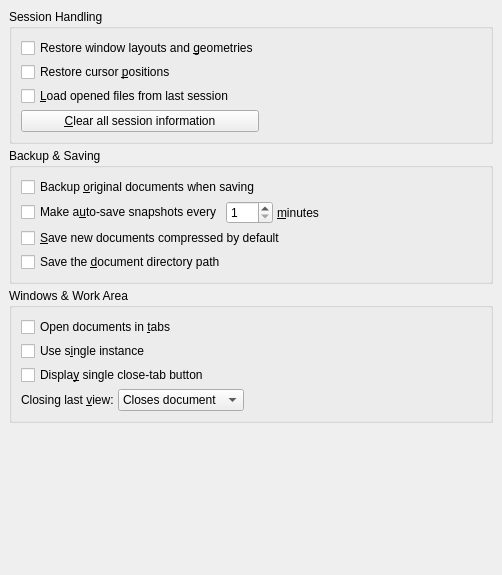
Old version of the form src/frontends/qt/ui/PrefDocHandlingUi.ui in the repository cburschka/lyx.
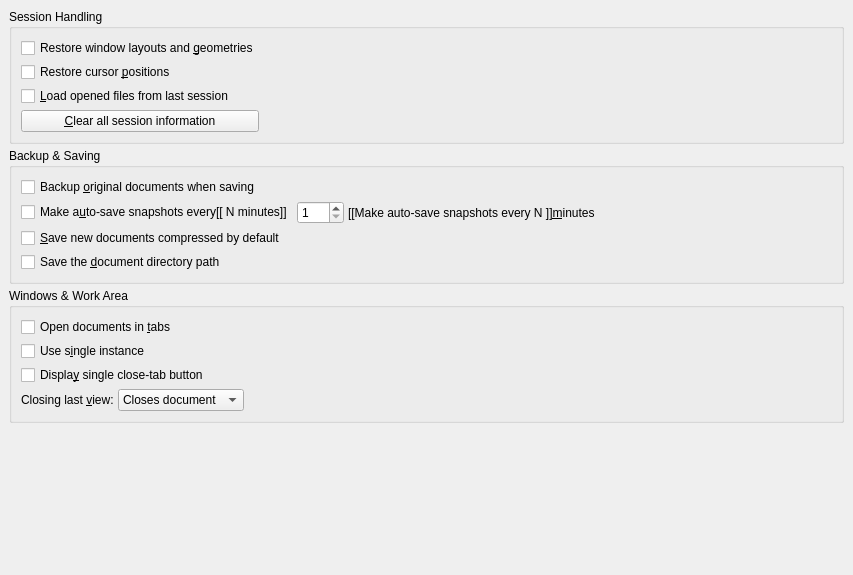
New version of the form.

Commit message:
Make string-widget combination more l7n friendly
This allows to adjust the minutes widget within the syntax of the language

What changed in the file:
```diff
--- a/src/frontends/qt/ui/PrefDocHandlingUi.ui
+++ b/src/frontends/qt/ui/PrefDocHandlingUi.ui
@@ -6,7 +6,7 @@
    <rect>
     <x>0</x>
     <y>0</y>
-    <width>502</width>
+    <width>853</width>
     <height>575</height>
    </rect>
   </property>
@@ -103,7 +103,7 @@
            <string>If this is checked, LyX saves a temporary copy of changed documents in the given interval (as #filename.lyx# in the given directory). As opposed to the backup above, this snapshot will be removed when changes are being saved. If the application crashes with unsaved changes and the restoration from the emergency file fails, this snapshot can be at rescue.</string>
           </property>
           <property name="text">
-           <string>Make a&amp;uto-save snapshots every</string>
+           <string>Make a&amp;uto-save snapshots every[[ N minutes]]</string>
           </property>
          </widget>
         </item>
@@ -120,7 +120,7 @@
         <item>
          <widget class="QLabel" name="TextLabel1">
           <property name="text">
-           <string>&amp;minutes</string>
+           <string>[[Make auto-save snapshots every N ]]&amp;minutes</string>
           </property>
           <property name="buddy">
            <cstring>autoSaveSB</cstring>
```
